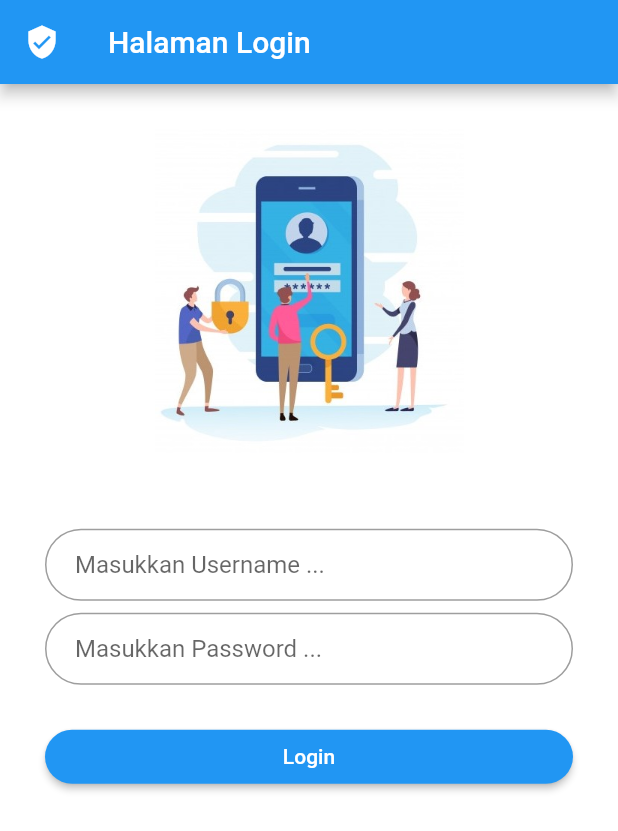
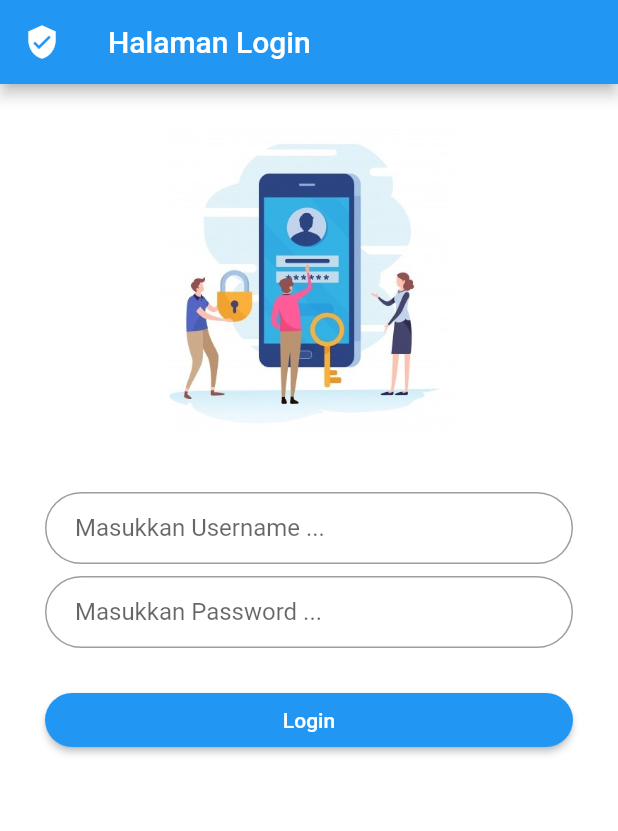
Before and after one commit to andifauzy7/Login-App, a Flutter app: the screen it shows after launch, on a phone screen of 412 x 824 dp. Shown: the top 831 px of the screen. Run offline on Flutter 3.47's test engine with Material 2 defaults, Android fonts, the phone set to English and light mode, and no system bars; our stand-ins replace shared_preferences, toast.

Commit message:
Memperbaiki Issue Overflow pada Screen Login. Dialog Alert saat Logout

```diff
--- a/lib/screen/login.dart
+++ b/lib/screen/login.dart
@@ -29,14 +29,11 @@ class _LoginState extends State<Login> {
       ),
       body: Container(
         color: Colors.white,
-        padding: EdgeInsets.all(30.0),
-        height: MediaQuery.of(context).size.height,
-        width: MediaQuery.of(context).size.width,
-        child: Column(
+        child: ListView(
+          padding: EdgeInsets.all(30.0),
           children: <Widget>[
-            Image.asset("asset/login.jpg",
-                width: MediaQuery.of(context).size.width / 2),
-            SizedBox(height: 48.0),
+            Image.asset("asset/login.jpg", height: MediaQuery.of(context).size.width / 2),
+            SizedBox(height: 36.0),
             TextField(
               controller: username,
               decoration: InputDecoration(
@@ -79,7 +76,7 @@ class _LoginState extends State<Login> {
                           context, "/main", (Route<dynamic> route) => false);
                     }
                   }),
-            ),
+            )
           ],
         ),
       ),
```
Also changed, not shown: lib/screen/profil.dart (+27 -3 lines).
